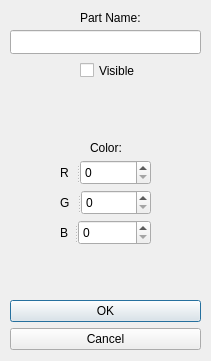
The window that worksheet6/QTproject/optiondialog.ui (ABokanan/2025_eeyab13) describes before a commit, drawn with Qt 5.
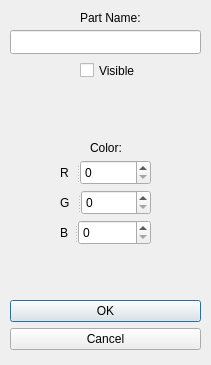
The same window after the commit.

What changed in the file:
```diff
--- a/worksheet6/QTproject/optiondialog.ui
+++ b/worksheet6/QTproject/optiondialog.ui
@@ -7,7 +7,7 @@
     <x>0</x>
     <y>0</y>
     <width>211</width>
-    <height>361</height>
+    <height>365</height>
    </rect>
   </property>
   <property name="windowTitle">
```
